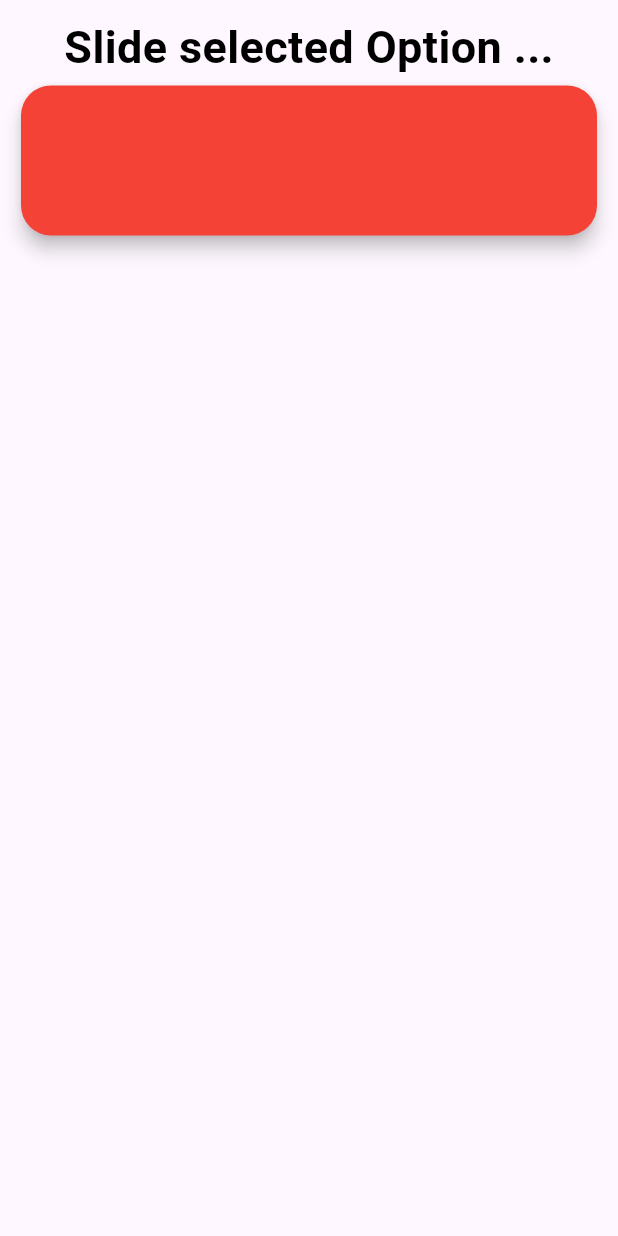
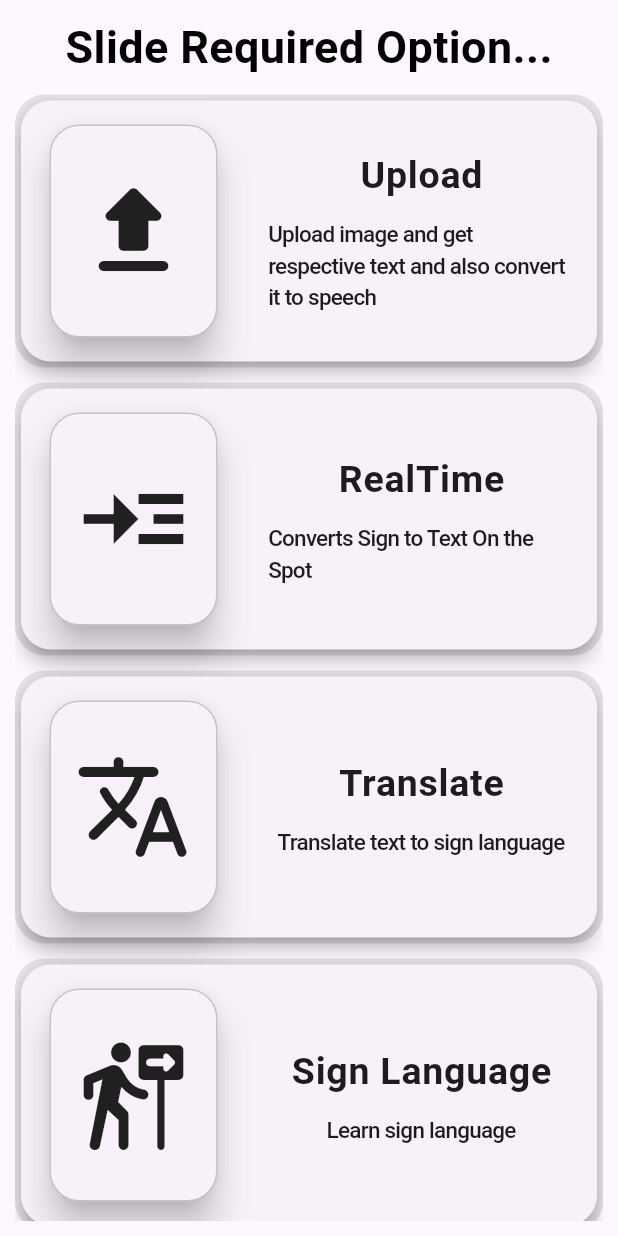
Before and after one commit to Perumallpardhiv/SignLanguage, a Flutter app: the screen it shows after launch, on a phone screen of 412 x 824 dp. Run offline on Flutter 3.47's test engine with Material 2 defaults, Android fonts, the phone set to English and light mode, and no system bars.

Commit message:
first page

```diff
--- a/lib/screens/home.dart
+++ b/lib/screens/home.dart
@@ -1,4 +1,5 @@
 import 'package:flutter/material.dart';
+import 'package:signlang/widgets/optionwidget,.dart';
 
 class Home extends StatefulWidget {
   const Home({super.key});
@@ -13,12 +14,13 @@ class _HomeState extends State<Home> {
     return Scaffold(
       body: Padding(
         padding: const EdgeInsets.all(10),
-        child: Column(
-          crossAxisAlignment: CrossAxisAlignment.center,
+        child: ListView(
+          shrinkWrap: true,
+          physics: BouncingScrollPhysics(),
           children: [
-            Center(
+            const Center(
               child: Text(
-                "Slide selected Option ...",
+                "Slide Required Option...",
                 style: TextStyle(
                   fontSize: 30,
                   fontWeight: FontWeight.bold,
@@ -26,19 +28,41 @@ class _HomeState extends State<Home> {
                 ),
               ),
             ),
+            SizedBox(height: 10),
             ListView(
               shrinkWrap: true,
+              physics: BouncingScrollPhysics(),
               children: [
-                Card(
-                  shape: RoundedRectangleBorder(
-                    borderRadius: BorderRadius.circular(20),
-                  ),
-                  elevation: 5,
-                  color: Colors.red,
-                  child: Container(
-                    height: 100,
-                  ),
-                )
+                OptionWidget(
+                  title: 'Upload',
+                  description:
+                      "Upload image and get respective text and also convert it to speech",
+                  icon: Icons.file_upload_rounded,
+                ),
+                SizedBox(height: 10),
+                OptionWidget(
+                  title: 'RealTime',
+                  description: "Converts Sign to Text On the Spot",
+                  icon: Icons.read_more_outlined,
+                ),
+                SizedBox(height: 10),
+                OptionWidget(
+                  title: 'Translate',
+                  description: "Translate text to sign language",
+                  icon: Icons.translate_rounded,
+                ),
+                SizedBox(height: 10),
+                OptionWidget(
+                  title: 'Sign Language',
+                  description: "Learn sign language",
+                  icon: Icons.follow_the_signs_rounded,
+                ),
+                SizedBox(height: 10),
+                OptionWidget(
+                  title: 'Special Signs',
+                  description: "Learn special signs",
+                  icon: Icons.import_contacts_rounded,
+                ),
               ],
             ),
           ],
--- /dev/null
+++ b/lib/widgets/optionwidget,.dart
@@ -0,0 +1,87 @@
+import 'package:flutter/material.dart';
+
+// ignore: must_be_immutable
+class OptionWidget extends StatelessWidget {
+  String title;
+  String description;
+  IconData icon;
+  OptionWidget({
+    super.key,
+    required this.title,
+    required this.description,
+    required this.icon,
+  });
+
+  @override
+  Widget build(BuildContext context) {
+    return Container(
+      decoration: BoxDecoration(
+        borderRadius: BorderRadius.circular(20),
+        boxShadow: [
+          BoxShadow(
+            color: Colors.black12.withOpacity(0.1),
+          ),
+        ],
+      ),
+      child: Card(
+        shape: RoundedRectangleBorder(
+          borderRadius: BorderRadius.circular(20),
+        ),
+        elevation: 5,
+        child: Container(
+          height: 150,
+          margin: const EdgeInsets.symmetric(horizontal: 15, vertical: 12),
+          child: Row(
+            children: [
+              Card(
+                shape: RoundedRectangleBorder(
+                  borderRadius: BorderRadius.circular(20),
+                ),
+                elevation: 10,
+                shadowColor: Colors.black,
+                child: Container(
+                  decoration: BoxDecoration(
+                    border: Border.all(
+                        color: Colors.black.withOpacity(0.2), width: 1),
+                    borderRadius: BorderRadius.circular(20),
+                  ),
+                  child: Padding(
+                    padding: const EdgeInsets.symmetric(horizontal: 15, vertical: 30),
+                    child: Icon(icon, size: 80),
+                  ),
+                ),
+              ),
+              const SizedBox(width: 30),
+              Expanded(
+                child: Column(
+                  mainAxisAlignment: MainAxisAlignment.center,
+                  children: [
+                    Center(
+                      child: Text(
+                        title,
+                        style: const TextStyle(
+                          fontSize: 25,
+                          fontWeight: FontWeight.w700,
+                          letterSpacing: 0.5,
+                        ),
+                      ),
+                    ),
+                    const SizedBox(height: 10),
+                    Text(
+                      description,
+                      style: const TextStyle(
+                        fontSize: 15,
+                        fontWeight: FontWeight.w500,
+                        letterSpacing: -0.5,
+                      ),
+                    ),
+                  ],
+                ),
+              ),
+            ],
+          ),
+        ),
+      ),
+    );
+  }
+}
```
